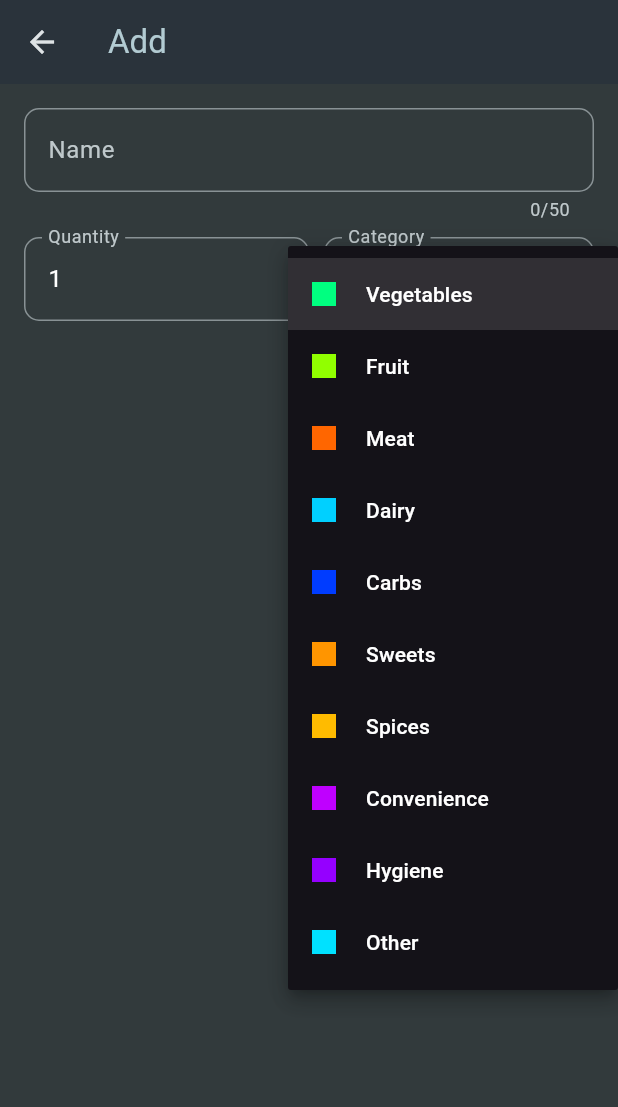
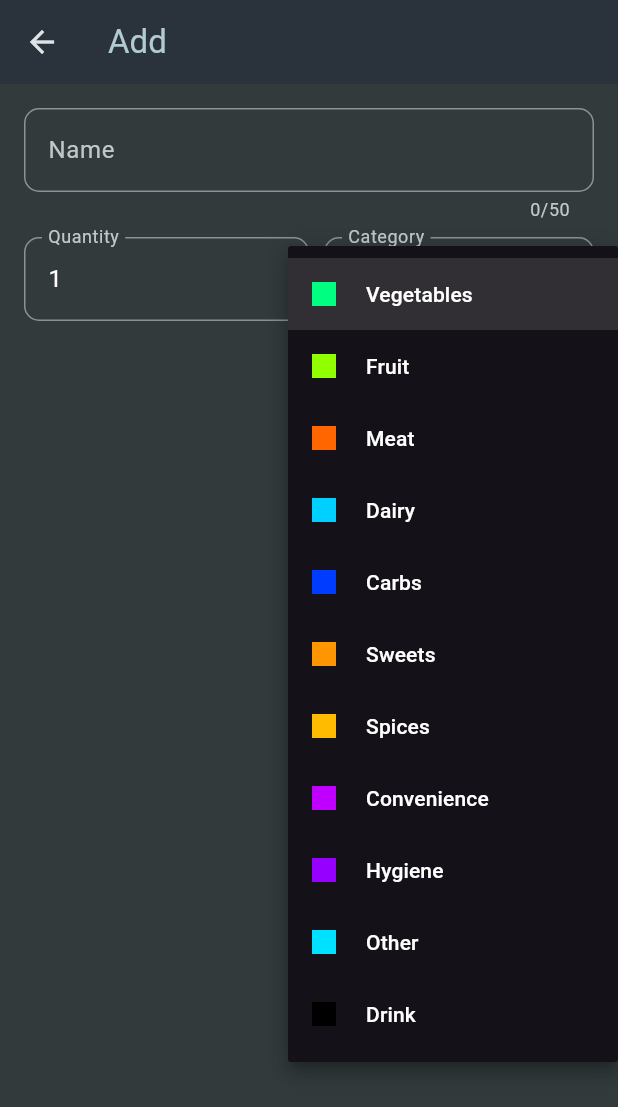
Before and after one commit to Nevelin-W/shopping_list_app, a Flutter app: the NewItemScreen screen opened directly, after a tap on "Vegetables", on a phone screen of 412 x 824 dp. Shown: the top 1107 px of the screen. Run offline on Flutter 3.47's test engine with Material 3 defaults, Android fonts, the phone set to English and light mode, and no system bars; our stand-ins replace google_fonts; network calls fail.

Commit message:
new category drink

```diff
--- a/shopping_list_app/lib/data/categories.dart
+++ b/shopping_list_app/lib/data/categories.dart
@@ -43,4 +43,8 @@ const categories = {
     'Other',
     Color.fromARGB(255, 0, 225, 255),
   ),
+  Categories.drink: Category(
+    'Drink',
+    Color.fromARGB(255, 0, 0, 0),
+  ),
 };
--- a/shopping_list_app/lib/models/category.dart
+++ b/shopping_list_app/lib/models/category.dart
@@ -10,7 +10,8 @@ enum Categories {
   spices,
   convenience,
   hygiene,
-  other
+  other,
+  drink
 }
 
 class Category {
```
